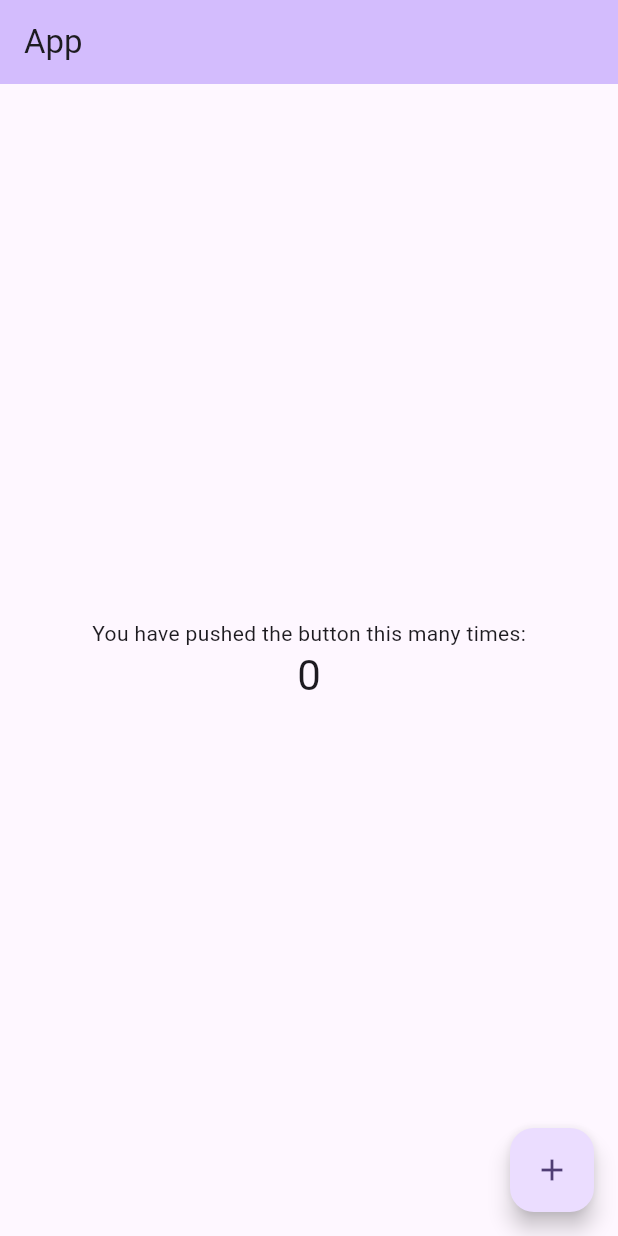
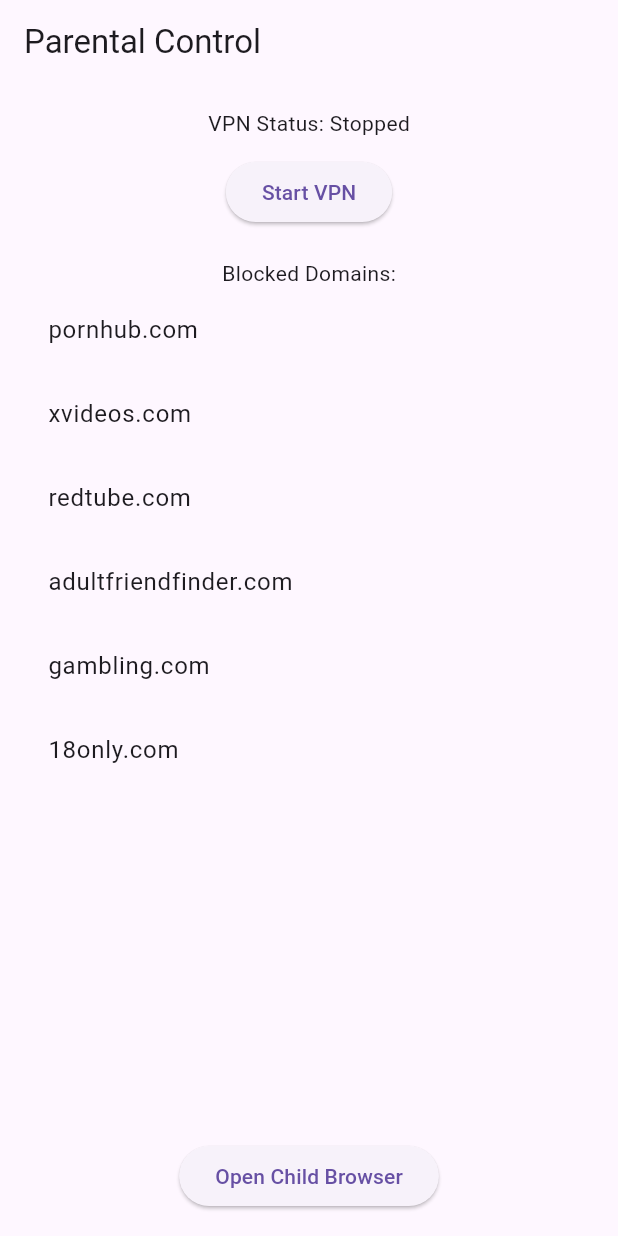
Before and after one commit to Nsengiyunva/parental_app, a Flutter app: the screen it shows after launch, on a phone screen of 412 x 824 dp. Run offline on Flutter 3.47's test engine with Material 3 defaults, Android fonts, the phone set to English and light mode, and no system bars; our stand-ins replace flutter_html.

Commit message:
updates the app

```diff
--- /dev/null
+++ b/lib/blocklist.dart
@@ -0,0 +1,18 @@
+class Blocklist {
+  final List<String> domains = [
+    'pornhub.com',
+    'xvideos.com',
+    'redtube.com',
+    'adultfriendfinder.com',
+    'gambling.com',
+    '18only.com',
+  ];
+
+  void addDomain(String domain) {
+    if (!domains.contains(domain)) domains.add(domain);
+  }
+
+  void removeDomain(String domain) {
+    domains.remove(domain);
+  }
+}
--- a/lib/main.dart
+++ b/lib/main.dart
@@ -1,66 +1,74 @@
 import 'package:flutter/material.dart';
+import 'package:provider/provider.dart';
+import 'vpn_controller.dart';
+import 'blocklist.dart';
+import 'browser_screen.dart';
 
 void main() {
-  runApp(const MyApp());
+  runApp(
+    MultiProvider(
+      providers: [
+        ChangeNotifierProvider(create: (_) => VpnController()),
+        Provider(create: (_) => Blocklist()),
+      ],
+      child: const MyApp(),
+    ),
+  );
 }
 
 class MyApp extends StatelessWidget {
   const MyApp({super.key});
-
   @override
   Widget build(BuildContext context) {
     return MaterialApp(
-      title: 'App',
-      theme: ThemeData(
-        colorScheme: ColorScheme.fromSeed(seedColor: Colors.deepPurple),
-      ),
-      home: const MyHomePage(title: 'App'),
+      title: 'Parental Control',
+      theme: ThemeData(primarySwatch: Colors.indigo),
+      home: const HomePage(),
     );
   }
 }
 
-class MyHomePage extends StatefulWidget {
-  const MyHomePage({super.key, required this.title});
-
-  final String title;
-
-  @override
-  State<MyHomePage> createState() => _MyHomePageState();
-}
-
-class _MyHomePageState extends State<MyHomePage> {
-  int _counter = 0;
-
-  void _incrementCounter() {
-    setState(() {
-      _counter++;
-    });
-  }
+class HomePage extends StatelessWidget {
+  const HomePage({super.key});
 
   @override
   Widget build(BuildContext context) {
+    final vpn = Provider.of<VpnController>(context);
+    final blocklist = Provider.of<Blocklist>(context);
+
     return Scaffold(
-      appBar: AppBar(
-        backgroundColor: Theme.of(context).colorScheme.inversePrimary,
-        title: Text(widget.title),
-      ),
-      body: Center(
+      appBar: AppBar(title: const Text('Parental Control')),
+      body: Padding(
+        padding: const EdgeInsets.all(16),
         child: Column(
-          mainAxisAlignment: MainAxisAlignment.center,
-          children: <Widget>[
-            const Text('You have pushed the button this many times:'),
-            Text(
-              '$_counter',
-              style: Theme.of(context).textTheme.headlineMedium,
+          children: [
+            Text('VPN Status: ${vpn.isRunning ? "Running" : "Stopped"}'),
+            const SizedBox(height: 12),
+            ElevatedButton(
+              onPressed: () => vpn.isRunning ? vpn.stopVpn() : vpn.startVpn(),
+              child: Text(vpn.isRunning ? 'Stop VPN' : 'Start VPN'),
+            ),
+            const SizedBox(height: 20),
+            const Text('Blocked Domains:'),
+            Expanded(
+              child: ListView(
+                children: blocklist.domains
+                    .map((d) => ListTile(title: Text(d)))
+                    .toList(),
+              ),
+            ),
+            ElevatedButton(
+              onPressed: () {
+                Navigator.push(
+                  context,
+                  MaterialPageRoute(builder: (_) => const BrowserScreen()),
+                );
+              },
+              child: const Text('Open Child Browser'),
             ),
           ],
         ),
       ),
-      floatingActionButton: FloatingActionButton(
-        onPressed: _incrementCounter,
-        tooltip: 'Increment',
-        child: const Icon(Icons.add),
-      ), // This trailing comma makes auto-formatting nicer for build methods.
     );
   }
 }
--- /dev/null
+++ b/lib/vpn_controller.dart
@@ -0,0 +1,31 @@
+import 'package:flutter/material.dart';
+import 'package:flutter/services.dart';
+
+class VpnController extends ChangeNotifier {
+  static const _platform = MethodChannel('parental_control/vpn');
+  bool isRunning = false;
+
+  Future<void> startVpn() async {
+    try {
+      final result = await _platform.invokeMethod('startVpn');
+      if (result == true) {
+        isRunning = true;
+        notifyListeners();
+      }
+    } on PlatformException catch (e) {
+      debugPrint('Failed to start VPN: ${e.message}');
+    }
+  }
+
+  Future<void> stopVpn() async {
+    try {
+      final result = await _platform.invokeMethod('stopVpn');
+      if (result == true) {
+        isRunning = false;
+        notifyListeners();
+      }
+    } on PlatformException catch (e) {
+      debugPrint('Failed to stop VPN: ${e.message}');
+    }
+  }
+}
--- a/pubspec.yaml
+++ b/pubspec.yaml
@@ -34,6 +34,10 @@
   # The following adds the Cupertino Icons font to your application.
   # Use with the CupertinoIcons class for iOS style icons.
   cupertino_icons: ^1.0.8
+  provider: ^6.0.5
+  shared_preferences: ^2.1.1
+  http: ^1.1.0
+  flutter_html: ^3.0.0
 
 dev_dependencies:
   flutter_test:
```
Also changed, not shown: lib/browser_screen.dart (added, +120 -0 lines), pubspec.lock, 9 other files.
